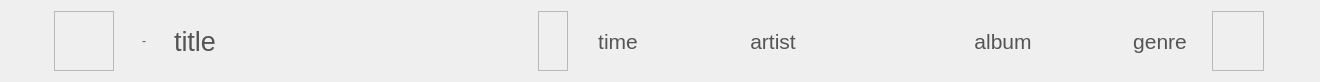
Qt form CaX/widget/formBottom/listtrackseditor.ui (fsest4u/CaX_03) before a commit.
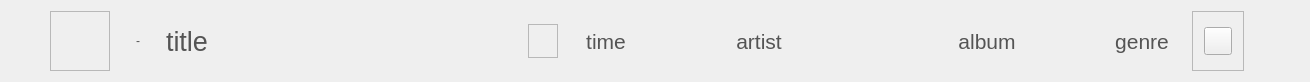
The same form after that commit. Icons and pictures are not drawn.

Commit message: [option menu] music db - track list

The edit to the form file:
```diff
--- a/CaX/widget/formBottom/listtrackseditor.ui
+++ b/CaX/widget/formBottom/listtrackseditor.ui
@@ -6,7 +6,7 @@
    <rect>
     <x>0</x>
     <y>0</y>
-    <width>1320</width>
+    <width>1166</width>
     <height>78</height>
    </rect>
   </property>
@@ -21,13 +21,13 @@
   </property>
   <layout class="QHBoxLayout" name="horizontalLayout">
    <property name="spacing">
-    <number>16</number>
+    <number>18</number>
    </property>
    <property name="leftMargin">
     <number>50</number>
    </property>
    <property name="rightMargin">
-    <number>50</number>
+    <number>66</number>
    </property>
    <item>
     <widget class="QFrame" name="frameFormCoverArt">
@@ -140,13 +140,13 @@
      <property name="minimumSize">
       <size>
        <width>30</width>
-       <height>0</height>
+       <height>34</height>
       </size>
      </property>
      <property name="maximumSize">
       <size>
        <width>30</width>
-       <height>16777215</height>
+       <height>34</height>
       </size>
      </property>
      <property name="frameShape">
@@ -176,13 +176,13 @@
         <property name="minimumSize">
          <size>
           <width>15</width>
-          <height>0</height>
+          <height>26</height>
          </size>
         </property>
         <property name="maximumSize">
          <size>
           <width>15</width>
-          <height>16777215</height>
+          <height>26</height>
          </size>
         </property>
         <property name="font">
@@ -341,7 +341,7 @@
      </property>
      <layout class="QGridLayout" name="gridLayout">
       <item row="0" column="0">
-       <widget class="QLabel" name="labelMore">
+       <widget class="QPushButton" name="btnMenu">
         <property name="minimumSize">
          <size>
           <width>28</width>
@@ -355,22 +355,20 @@
          </size>
         </property>
         <property name="styleSheet">
-         <string notr="true">QLabel
+         <string notr="true">QPushButton
 {
   border-image: url(&quot;:/resource/play-btn28-popupmenu-n@3x.png&quot;);
 }
 
-QLabel:hover
+QPushButton:hover
 {
   border-image: url(&quot;:/resource/play-btn28-popupmenu-h@3x.png&quot;);
+}
+QPushButton::menu-indicator
+{
+	image:none;
 }</string>
         </property>
-        <property name="text">
-         <string/>
-        </property>
-        <property name="alignment">
-         <set>Qt::AlignCenter</set>
-        </property>
        </widget>
       </item>
      </layout>
```
The commit also changes 24 other files.
